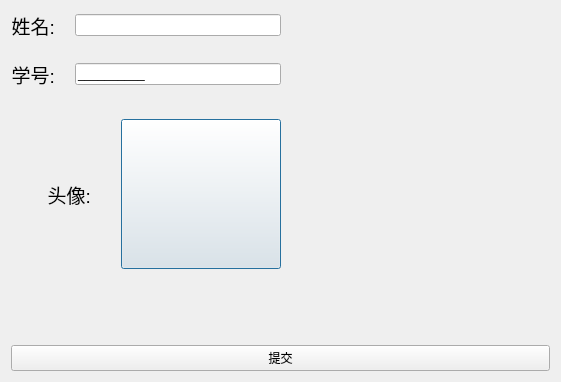
Above: taddstudentdialog.ui from xiezhihu/Qt_Book before the change. Below: the same form after it.
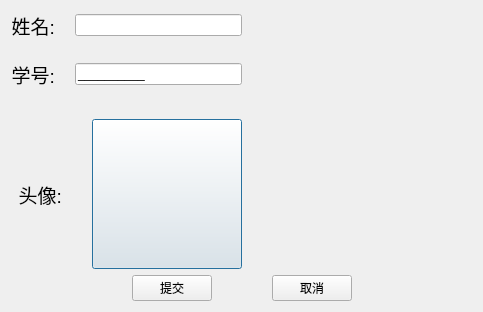
That is the form after the change. Icons and pictures are not drawn.

The edit to the form file:
```diff
--- a/taddstudentdialog.ui
+++ b/taddstudentdialog.ui
@@ -6,8 +6,8 @@
    <rect>
     <x>0</x>
     <y>0</y>
-    <width>561</width>
-    <height>382</height>
+    <width>483</width>
+    <height>302</height>
    </rect>
   </property>
   <property name="windowTitle">
@@ -203,11 +203,55 @@
     </spacer>
    </item>
    <item>
-    <widget class="QPushButton" name="btnCommite">
-     <property name="text">
-      <string>提交</string>
-     </property>
-    </widget>
+    <layout class="QHBoxLayout" name="horizontalLayout_8">
+     <item>
+      <spacer name="horizontalSpacer_4">
+       <property name="orientation">
+        <enum>Qt::Horizontal</enum>
+       </property>
+       <property name="sizeHint" stdset="0">
+        <size>
+         <width>40</width>
+         <height>20</height>
+        </size>
+       </property>
+      </spacer>
+     </item>
+     <item>
+      <layout class="QHBoxLayout" name="horizontalLayout_7">
+       <property name="spacing">
+        <number>60</number>
+       </property>
+       <item>
+        <widget class="QPushButton" name="btnCommite">
+         <property name="text">
+          <string>提交</string>
+         </property>
+        </widget>
+       </item>
+       <item>
+        <widget class="QPushButton" name="btnCancel">
+         <property name="text">
+          <string>取消</string>
+         </property>
+        </widget>
+       </item>
+      </layout>
+     </item>
+     <item>
+      <spacer name="horizontalSpacer_5">
+       <property name="orientation">
+        <enum>Qt::Horizontal</enum>
+       </property>
+       <property name="sizeHint" stdset="0">
+        <size>
+         <width>40</width>
+         <height>20</height>
+        </size>
+       </property>
+      </spacer>
+     </item>
+    </layout>
    </item>
   </layout>
  </widget>
```
Left out of the diff: 19 changed lines with no effect on the pictures.
